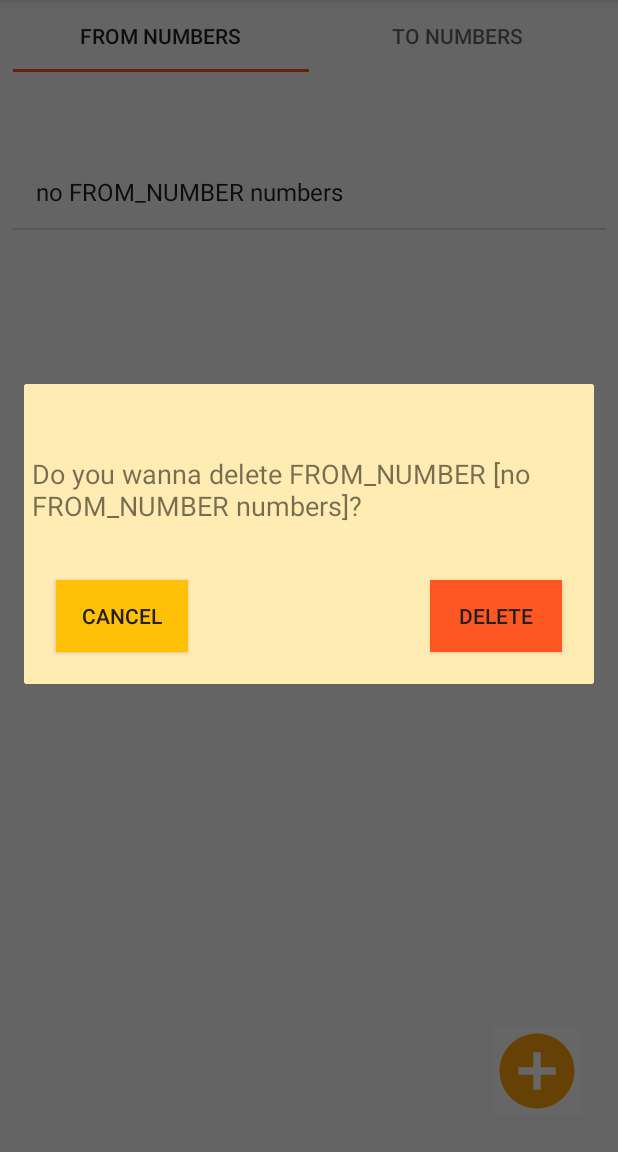
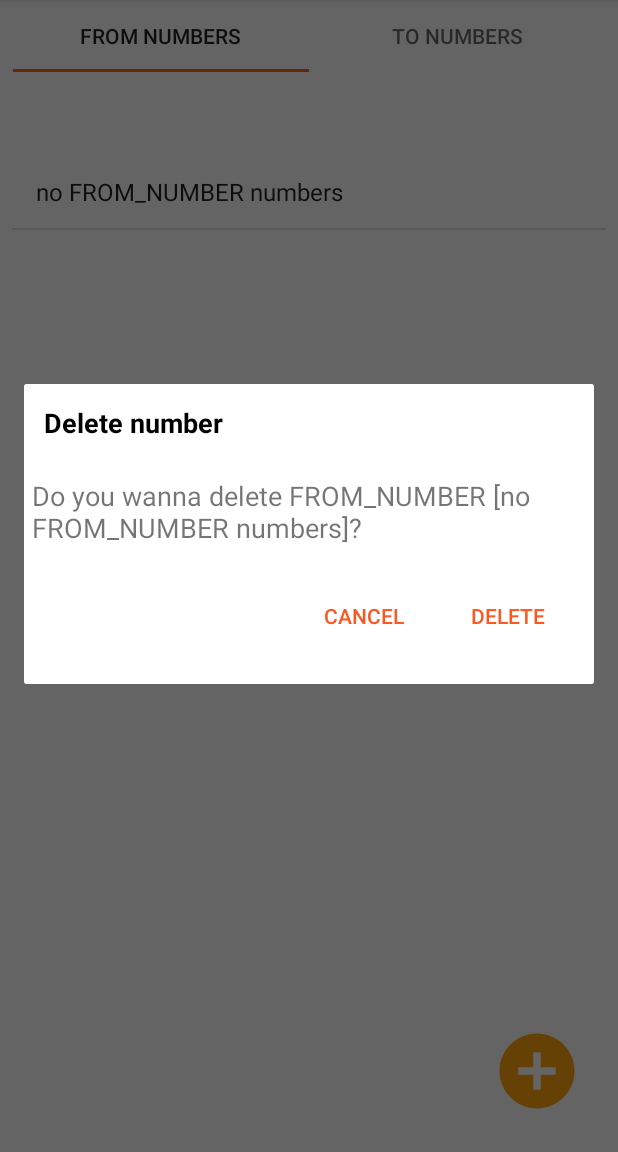
Before and after one commit to Vladdd97/MessageForwarder, an Android app: the screen it shows after launch (MainActivity), after a tap on an icon or button, on a phone screen of 412 x 824 dp, the part 84-1236 px from its top. Run offline under Robolectric (Android 15) with nearby library versions, the phone set to English and light mode, and no system bars.

Commit message:
# Change the redirected message structure
- changed the redirected message structure,
  now the message body is the first part and
  from number is the second part;
- updated README.md file with required information about app;

```diff
--- a/app/src/main/java/com/mobile/messageforwarder/util/MFBroadcastReceiver.java
+++ b/app/src/main/java/com/mobile/messageforwarder/util/MFBroadcastReceiver.java
@@ -27,7 +27,7 @@ public class MFBroadcastReceiver extends BroadcastReceiver {
                 boolean isFromNumbers = false;
                 List<String> fromNumbers = NumberUtil.getNumbers(NumberType.FROM_NUMBER);
                 String from = smsMessage.getOriginatingAddress();
-                String message = "Message is redirected from: "+from + ".\nMessage body: " + smsMessage.getMessageBody();
+                String message = "Message body: " + smsMessage.getMessageBody() + "\nMessage is redirected from: "+from;
                 Log.i("MFBroadcastReceiver", "received message=[" + smsMessage.getMessageBody() + "], from=[" + from + "]");
 
 
--- a/app/src/main/res/layout/activity_add_number.xml
+++ b/app/src/main/res/layout/activity_add_number.xml
@@ -56,6 +56,6 @@
         android:onClick="onClick_saveButton"
         app:layout_constraintBottom_toBottomOf="parent"
         app:layout_constraintEnd_toEndOf="parent"
-        app:srcCompat="@drawable/ic_done_all_black_24dp" />
+        app:srcCompat="@drawable/ic_done_black_24dp" />
 
 </android.support.constraint.ConstraintLayout>
--- a/app/src/main/res/layout/activity_main.xml
+++ b/app/src/main/res/layout/activity_main.xml
@@ -31,7 +31,6 @@
         android:layout_marginEnd="24dp"
         android:layout_marginRight="24dp"
         android:layout_marginBottom="24dp"
-        android:background="#FFFFFF"
         android:contentDescription="@string/defaultText"
         android:onClick="onClick_addButton"
         app:layout_constraintBottom_toBottomOf="parent"
--- a/app/src/main/res/layout/popup_delete_number.xml
+++ b/app/src/main/res/layout/popup_delete_number.xml
@@ -5,7 +5,7 @@
     android:layout_width="wrap_content"
     android:layout_height="wrap_content"
     android:layout_gravity="center|center_horizontal|center_vertical"
-    android:background="@color/lightPrimaryColor"
+    android:background="@color/whiteBackground"
     android:minWidth="250dp"
     android:minHeight="200dp"
     android:padding="5dp">
@@ -16,25 +16,25 @@
         android:layout_height="wrap_content"
         android:layout_marginStart="8dp"
         android:layout_marginLeft="8dp"
-        android:layout_marginTop="42dp"
+        android:layout_marginTop="24dp"
         android:layout_marginEnd="8dp"
         android:layout_marginRight="8dp"
         android:text="@string/defaultText"
         android:textSize="18sp"
         app:layout_constraintEnd_toEndOf="parent"
         app:layout_constraintStart_toStartOf="parent"
-        app:layout_constraintTop_toTopOf="parent" />
+        app:layout_constraintTop_toBottomOf="@+id/deleteNumberTextView" />
 
     <Button
         android:id="@+id/deleteButton"
         android:layout_width="wrap_content"
         android:layout_height="wrap_content"
-        android:layout_marginEnd="16dp"
-        android:layout_marginRight="16dp"
+        android:layout_marginEnd="8dp"
+        android:layout_marginRight="8dp"
         android:layout_marginBottom="16dp"
-        android:background="@color/colorAccent"
+        android:background="@android:color/transparent"
         android:text="@string/deleteButton"
-        android:textColor="@color/primaryText"
+        android:textColor="@color/colorAccent"
         android:textStyle="normal"
         app:layout_constraintBottom_toBottomOf="parent"
         app:layout_constraintEnd_toEndOf="parent" />
@@ -43,14 +43,28 @@
         android:id="@+id/cancelButton"
         android:layout_width="wrap_content"
         android:layout_height="wrap_content"
-        android:layout_marginStart="16dp"
-        android:layout_marginLeft="16dp"
+        android:layout_marginEnd="8dp"
+        android:layout_marginRight="8dp"
         android:layout_marginBottom="16dp"
-        android:background="@color/colorPrimary"
+        android:background="@android:color/transparent"
         android:text="@android:string/cancel"
-        android:textColor="@color/primaryText"
+        android:textColor="@color/colorAccent"
         android:textStyle="normal"
         app:layout_constraintBottom_toBottomOf="parent"
-        app:layout_constraintStart_toStartOf="parent" />
+        app:layout_constraintEnd_toStartOf="@+id/deleteButton" />
+
+    <TextView
+        android:id="@+id/deleteNumberTextView"
+        android:layout_width="wrap_content"
+        android:layout_height="wrap_content"
+        android:layout_marginStart="8dp"
+        android:layout_marginLeft="8dp"
+        android:layout_marginTop="8dp"
+        android:text="@string/deleteNumberText"
+        android:textColor="@android:color/black"
+        android:textSize="18sp"
+        android:textStyle="bold"
+        app:layout_constraintStart_toStartOf="parent"
+        app:layout_constraintTop_toTopOf="parent" />
 
 </android.support.constraint.ConstraintLayout>
--- a/app/src/main/res/values/colors.xml
+++ b/app/src/main/res/values/colors.xml
@@ -5,11 +5,8 @@
     <color name="colorAccent">#FF5722</color>
     <color name="lightPrimaryColor">#FFECB3</color>
     <color name="disabledButton">#f5f5f5</color>
-    <color name="enabledButton">#ffc107</color>
-    <color name="deleteButton">#f44336</color>
     <color name="cancelButton">#1976d2</color>
     <color name="primaryText">#212121</color>
     <color name="whiteTextColor">#f5f5f5</color>
-    <color name="toastDeleteMessage">#e53935</color>
-    <color name="toastSaveMessage">#43a047</color>
+    <color name="whiteBackground">#FFFFFF</color>
 </resources>
--- a/app/src/main/res/values/strings.xml
+++ b/app/src/main/res/values/strings.xml
@@ -9,6 +9,7 @@
     <string name="saveButton">save</string>
     <string name="defaultText">defaultText</string>
     <string name="infoText">Type the number</string>
+    <string name="deleteNumberText">Delete number</string>
 
 
 </resources>
```
Also changed, not shown: 1 other file.
